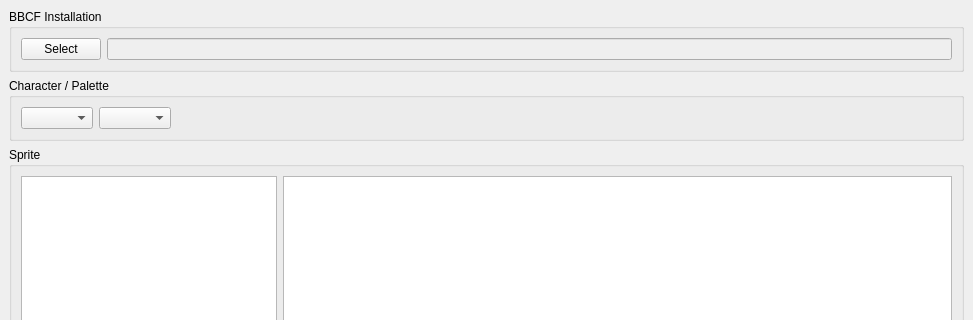
Before: the Qt Designer form bbsed/ui/mainwindow.ui in slacknate/bbsed, drawn with Qt 5; both pictures show x 0 to 973 and y 0 to 320 of the 973 by 799 pixel window.
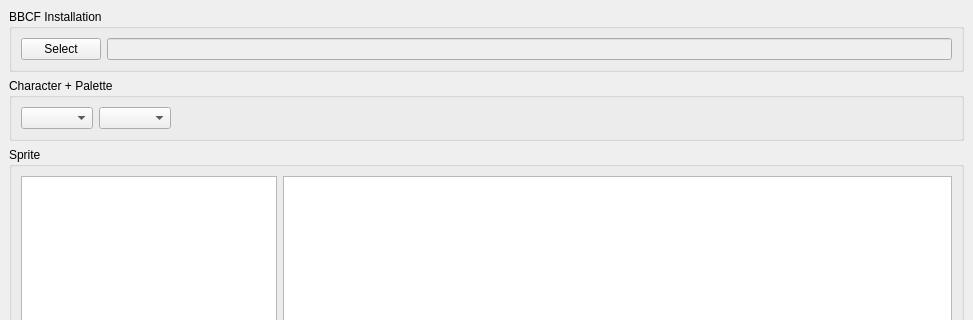
After: the same form once the commit is applied.

Commit message:
[mainwindow] change label
 - slash looked weird

Patch:
```diff
--- a/bbsed/ui/mainwindow.ui
+++ b/bbsed/ui/mainwindow.ui
@@ -41,7 +41,7 @@
     <item>
      <widget class="QGroupBox" name="character_box">
       <property name="title">
-       <string>Character / Palette</string>
+       <string>Character + Palette</string>
       </property>
       <layout class="QHBoxLayout" name="horizontalLayout_2">
        <item>
```
The commit also changes 1 other file.
